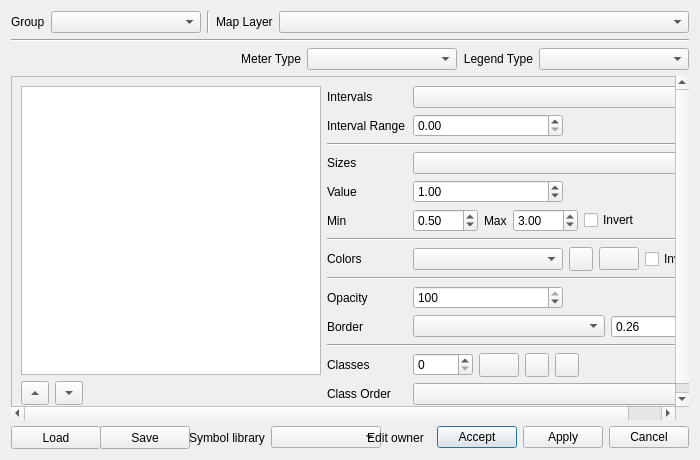
Old version of the form ui/project/qgisred_legends_dialog.ui in the repository qgisred/QGISRed.
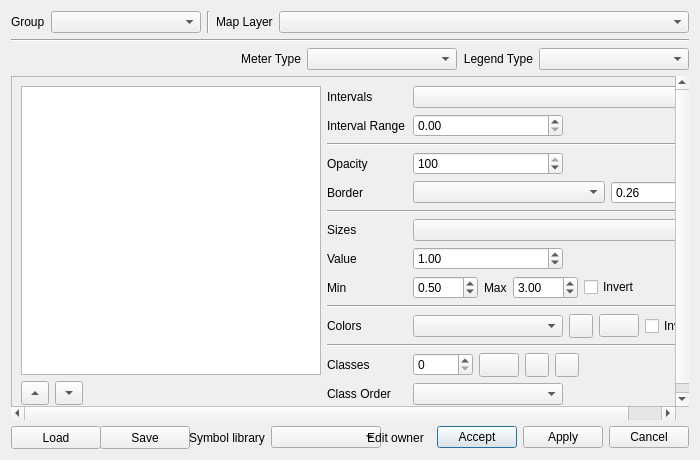
New version of the form. Icons and pictures are not drawn. Custom widgets are drawn as their Qt base class.

Commit message: [Legends] Saved modes on open, add all values, polygons

Diff of the .ui file:
```diff
--- a/ui/project/qgisred_legends_dialog.ui
+++ b/ui/project/qgisred_legends_dialog.ui
@@ -355,7 +355,7 @@
                  </property>
                 </widget>
                </item>
-               <item row="3" column="0">
+               <item row="6" column="0">
                 <widget class="QLabel" name="labelSizes">
                  <property name="text">
                   <string>Sizes</string>
@@ -365,7 +365,7 @@
                  </property>
                 </widget>
                </item>
-               <item row="3" column="1">
+               <item row="6" column="1">
                 <widget class="QComboBox" name="cbSizes">
                  <property name="sizePolicy">
                   <sizepolicy hsizetype="Expanding" vsizetype="Fixed">
@@ -381,7 +381,7 @@
                  </property>
                 </widget>
                </item>
-               <item row="4" column="0">
+               <item row="7" column="0">
                 <widget class="QLabel" name="labelSizeValue">
                  <property name="text">
                   <string>Value</string>
@@ -391,7 +391,7 @@
                  </property>
                 </widget>
                </item>
-               <item row="4" column="1">
+               <item row="7" column="1">
                 <widget class="QDoubleSpinBox" name="spinSizeEqual">
                  <property name="minimumSize">
                   <size>
@@ -416,7 +416,7 @@
                  </property>
                 </widget>
                </item>
-               <item row="5" column="0">
+               <item row="8" column="0">
                 <widget class="QLabel" name="labelSpinMin">
                  <property name="text">
                   <string>Min</string>
@@ -426,7 +426,7 @@
                  </property>
                 </widget>
                </item>
-               <item row="5" column="1">
+               <item row="8" column="1">
                 <layout class="QHBoxLayout" name="sizeRangeLayout">
                  <property name="spacing">
                   <number>6</number>
@@ -501,14 +501,14 @@
                  </item>
                 </layout>
                </item>
-               <item row="6" column="0" colspan="2">
+               <item row="9" column="0" colspan="2">
                 <widget class="Line" name="line_5">
                  <property name="orientation">
                   <enum>Qt::Horizontal</enum>
                  </property>
                 </widget>
                </item>
-               <item row="7" column="0">
+               <item row="10" column="0">
                 <widget class="QLabel" name="labelColors">
                  <property name="text">
                   <string>Colors</string>
@@ -518,7 +518,7 @@
                  </property>
                 </widget>
                </item>
-               <item row="7" column="1">
+               <item row="10" column="1">
                 <layout class="QHBoxLayout" name="colorControlsLayout">
                  <property name="spacing">
                   <number>6</number>
@@ -586,14 +586,14 @@
                <item row="8" column="1">
                 <layout class="QHBoxLayout" name="palletesHorizontalLayout"/>
                </item>
-               <item row="9" column="0" colspan="2">
+               <item row="5" column="0" colspan="2">
                 <widget class="Line" name="line_8">
                  <property name="orientation">
                   <enum>Qt::Horizontal</enum>
                  </property>
                 </widget>
                </item>
-               <item row="10" column="0">
+               <item row="3" column="0">
                 <widget class="QLabel" name="labelFillOpacity">
                  <property name="text">
                   <string>Opacity</string>
@@ -603,7 +603,7 @@
                  </property>
                 </widget>
                </item>
-               <item row="10" column="1">
+               <item row="3" column="1">
                 <widget class="QSpinBox" name="spinFillOpacity">
                  <property name="minimumSize">
                   <size>
@@ -628,7 +628,7 @@
                  </property>
                 </widget>
                </item>
-               <item row="11" column="0">
+               <item row="4" column="0">
                 <widget class="QLabel" name="labelBorder">
                  <property name="text">
                   <string>Border</string>
@@ -638,7 +638,7 @@
                  </property>
                 </widget>
                </item>
-               <item row="11" column="1">
+               <item row="4" column="1">
                 <layout class="QHBoxLayout" name="borderControlsLayout">
                  <property name="spacing">
                   <number>6</number>
@@ -784,18 +784,18 @@
                </item>
                <item row="14" column="1">
                 <widget class="QComboBox" name="cbClassOrder">
-                 <property name="sizePolicy">
-                  <sizepolicy hsizetype="Expanding" vsizetype="Fixed">
-                   <horstretch>1</horstretch>
-                   <verstretch>0</verstretch>
-                  </sizepolicy>
-                 </property>
                  <property name="minimumSize">
                   <size>
-                   <width>150</width>
+                   <width>90</width>
                    <height>0</height>
                   </size>
                  </property>
+                 <property name="maximumSize">
+                  <size>
+                   <width>150</width>
+                   <height>16777215</height>
+                  </size>
+                 </property>
                 </widget>
                </item>
               </layout>
```
Left out of the diff: 4 changed lines with no effect on the pictures. The commit also changes 13 other files.
